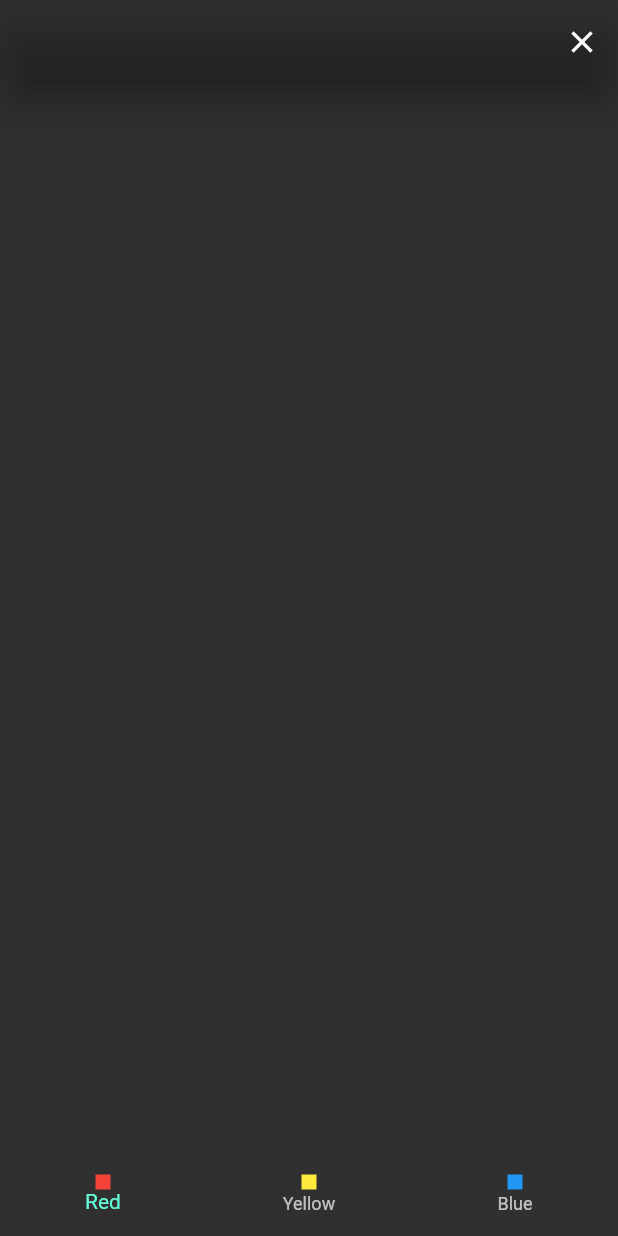
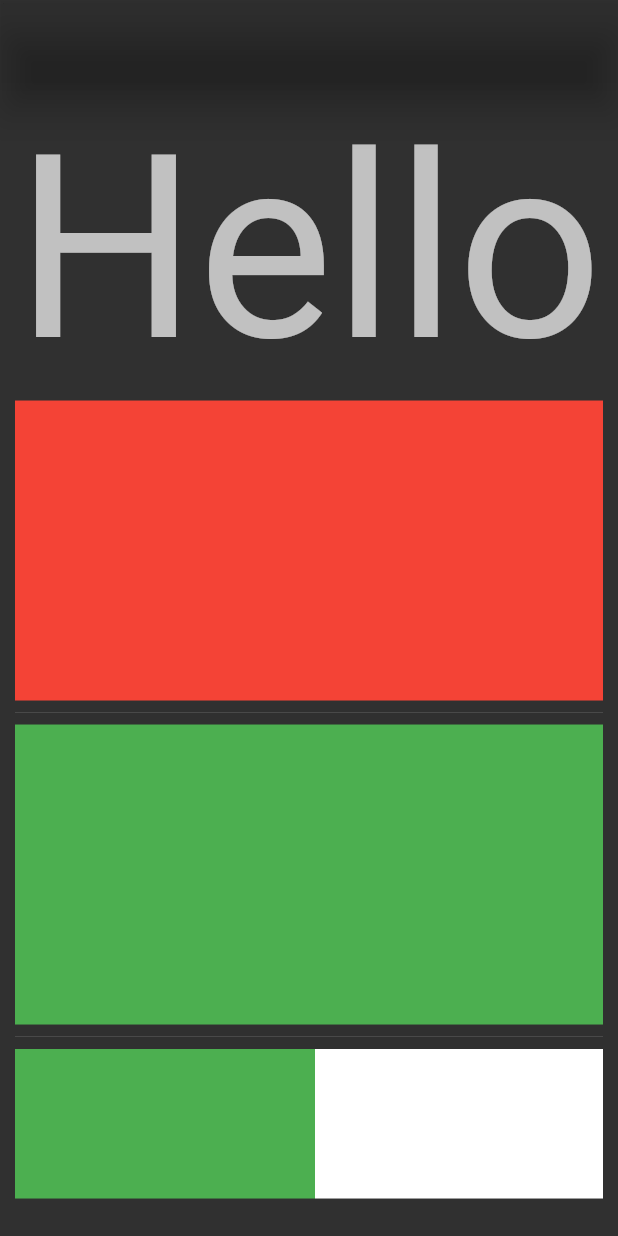
Before and after one commit to berkayercan3/Flutter, a Flutter app: the screen it shows after launch, on a phone screen of 412 x 824 dp. Run offline on Flutter 3.47's test engine with Material 2 defaults, Android fonts, the light colour scheme and no system bars; missing offline and left inert: dart:ffi.

Commit message:
ListVİewONE
İçeriğinde debug işlemi de barındıryor

```diff
--- /dev/null
+++ b/KAFE/lib/101/list_view_learn.dart
@@ -0,0 +1,68 @@
+import 'package:flutter/material.dart';
+
+class ListViewLearnState extends StatelessWidget {
+  const ListViewLearnState({super.key});
+  @override
+  Widget build(BuildContext context) {
+    return Scaffold(
+      appBar: AppBar(),
+      body: Padding(
+        padding: const EdgeInsets.all(10.0),
+
+        child: ListView(
+          children: [
+            FittedBox(
+              child: Text(
+                'Hello',
+                style: Theme.of(context).textTheme.headline2,
+                maxLines: 1,
+              ),
+            ),
+            Container(color: Colors.red,height: 200),
+            const Divider(),
+            Container(color: Colors.green,height: 200),
+            const Divider(),
+            SizedBox(
+              height: 100,
+              child: ListView(
+                scrollDirection: Axis.horizontal,
+                  children: [
+                Container(color: Colors.green,width: 200),
+                    Container(color: Colors.white,width: 200),
+
+                  ]),
+            ),
+            IconButton(onPressed: () {}, icon: const Icon(Icons.close)),
+            const _ListDemoState(),
+          ],
+        ),
+      ),
+    );
+  }
+}
+
+class _ListDemoState extends StatefulWidget {
+  const _ListDemoState({super.key});
+
+  @override
+  State<_ListDemoState> createState() => _ListDemoStateState();
+}
+
+class _ListDemoStateState extends State<_ListDemoState> {
+  @override
+  void initState() {
+    super.initState();
+     print('hello');
+  }
+
+  @override
+  void dispose() {
+    super.dispose();
+    print('exit');
+
+  }
+  @override
+  Widget build(BuildContext context) {
+    return const Placeholder();
+  }
+}
--- a/KAFE/lib/main.dart
+++ b/KAFE/lib/main.dart
@@ -12,6 +12,7 @@ import 'package:kafe/101/icon_learn.dart';
 import 'package:kafe/101/image_learn.dart';
 import 'package:kafe/101/indicator_learn.dart';
 import 'package:kafe/101/list_tile_learn.dart';
+import 'package:kafe/101/list_view_learn.dart';
 import 'package:kafe/101/padding_learn.dart';
 import 'package:kafe/101/scaffoold_learn.dart';
 import 'package:kafe/101/stack_learn.dart';
@@ -66,7 +67,7 @@ class MyApp extends StatelessWidget {
             // arka plan her yerde transparant
             elevation: 10, // gölge? görünürlüğü? her yerde 5
           )),
-      home: const ColorLifeCycleView(), // çağırma işlemi yaptık
+      home: const ListViewLearnState(), // çağırma işlemi yaptık
     );
   }
 }
```
